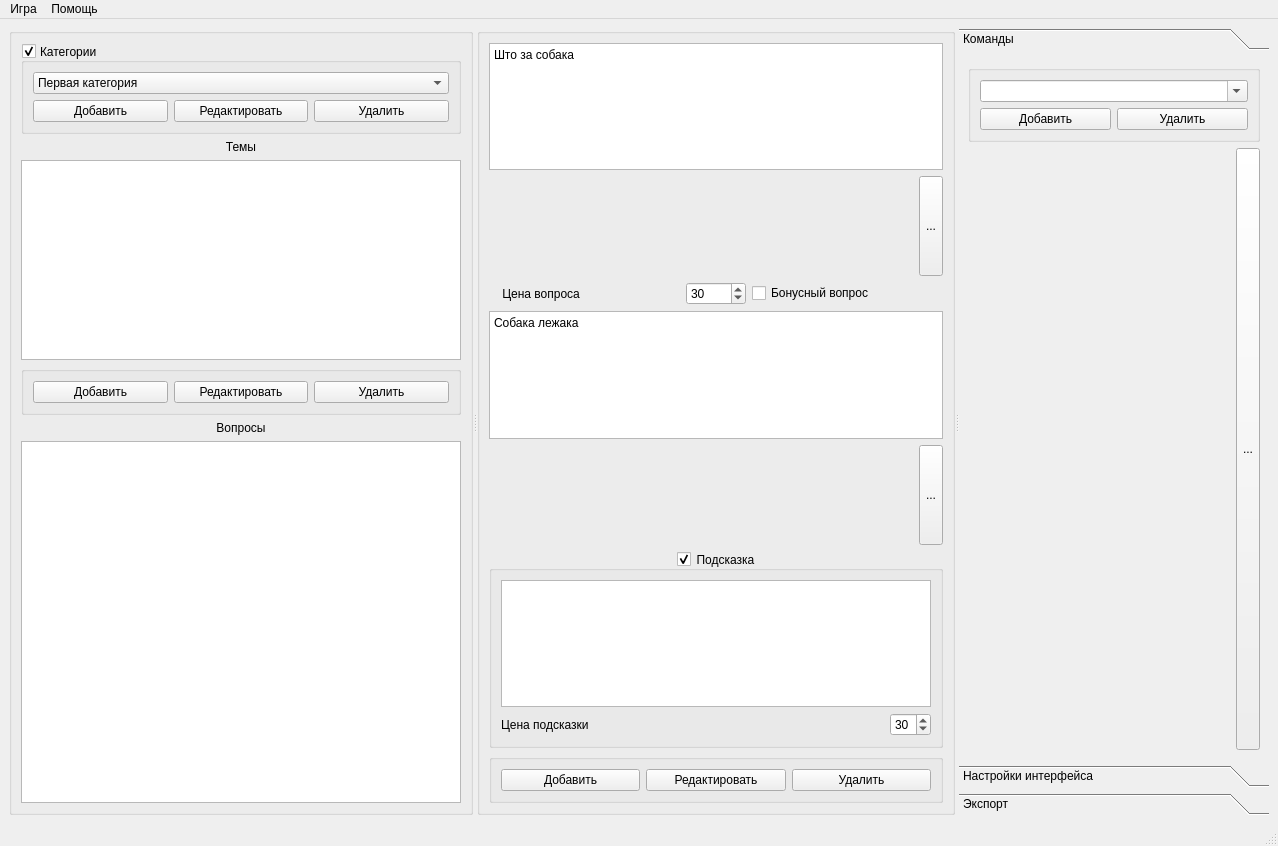
This is backend/mainwindow.ui in leoneii/py_Jeopardy as Qt 5 draws it before an edit. The edited form follows.
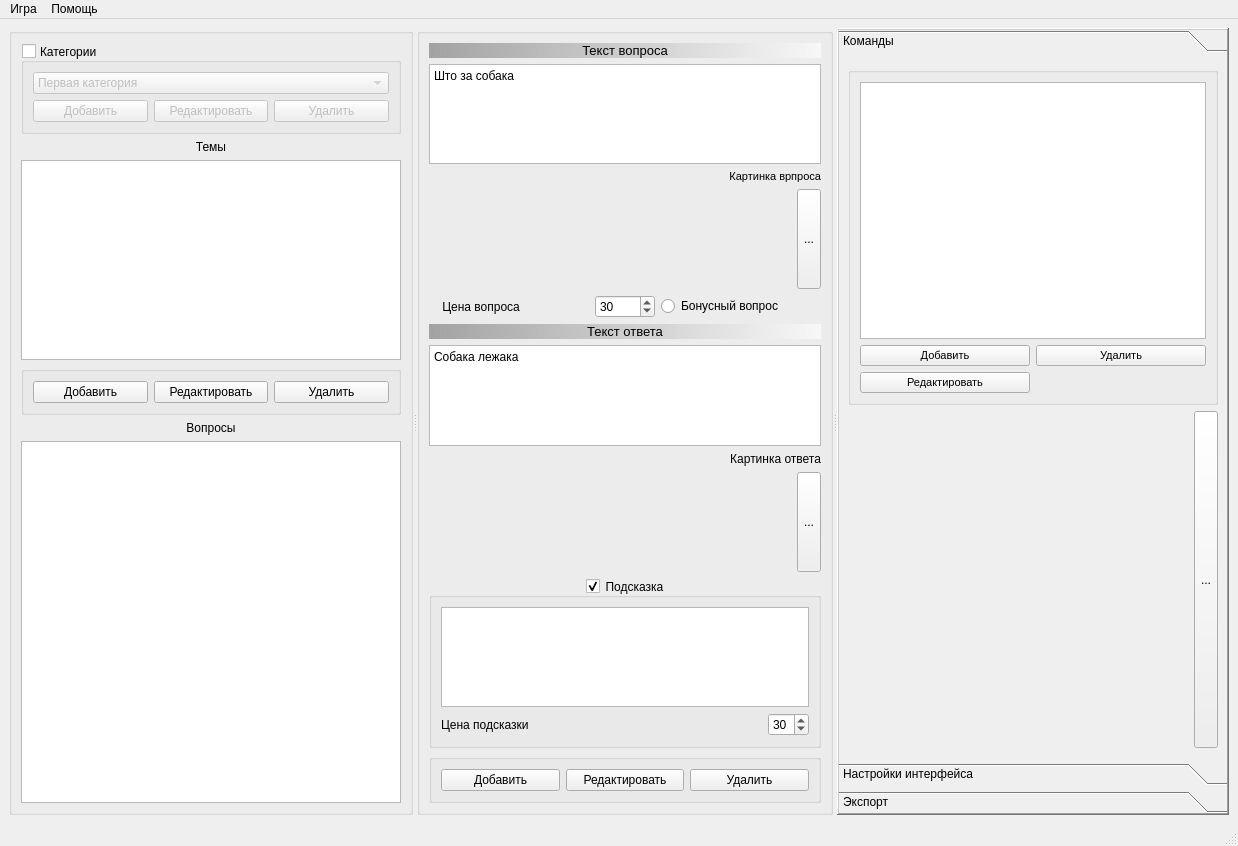
This is the edited form. Icons and pictures are not drawn.

Patch:
```diff
--- a/backend/mainwindow.ui
+++ b/backend/mainwindow.ui
@@ -6,7 +6,7 @@
    <rect>
     <x>0</x>
     <y>0</y>
-    <width>1278</width>
+    <width>1238</width>
     <height>846</height>
    </rect>
   </property>
@@ -21,7 +21,7 @@
   </property>
   <widget class="QWidget" name="centralwidget">
    <layout class="QGridLayout" name="gridLayout_2">
-    <item row="1" column="0">
+    <item row="0" column="0">
      <widget class="QSplitter" name="splitter_2">
       <property name="orientation">
        <enum>Qt::Horizontal</enum>
@@ -51,6 +51,9 @@
        <layout class="QVBoxLayout" name="verticalLayout">
         <item>
          <widget class="QGroupBox" name="groupBox_Cat">
+          <property name="enabled">
+           <bool>true</bool>
+          </property>
           <property name="sizePolicy">
            <sizepolicy hsizetype="Expanding" vsizetype="Preferred">
             <horstretch>0</horstretch>
@@ -69,6 +72,9 @@
           <property name="checkable">
            <bool>true</bool>
           </property>
+          <property name="checked">
+           <bool>false</bool>
+          </property>
           <layout class="QGridLayout" name="gridLayout">
            <item row="1" column="0">
             <widget class="QPushButton" name="pushButton_addCat">
@@ -220,6 +226,29 @@
        <layout class="QVBoxLayout" name="verticalLayout_4">
         <item>
          <layout class="QVBoxLayout" name="verticalLayout_2">
+          <item>
+           <widget class="QLabel" name="label_questText">
+            <property name="font">
+             <font>
+              <pointsize>10</pointsize>
+              <weight>50</weight>
+              <bold>false</bold>
+             </font>
+            </property>
+            <property name="styleSheet">
+             <string notr="true">background-color: qlineargradient(spread:pad, x1:0, y1:0, x2:1, y2:0, stop:0 rgba(0, 0, 0, 80), stop:1 rgba(255, 255, 255, 155));</string>
+            </property>
+            <property name="text">
+             <string>Текст вопроса</string>
+            </property>
+            <property name="textFormat">
+             <enum>Qt::RichText</enum>
+            </property>
+            <property name="alignment">
+             <set>Qt::AlignCenter</set>
+            </property>
+           </widget>
+          </item>
           <item>
            <widget class="QTextEdit" name="textEdit_questText">
             <property name="minimumSize">
@@ -228,6 +257,11 @@
               <height>80</height>
              </size>
             </property>
+            <property name="font">
+             <font>
+              <pointsize>9</pointsize>
+             </font>
+            </property>
             <property name="documentTitle">
              <string>Вопрос</string>
             </property>
@@ -235,9 +269,24 @@
              <string>&lt;!DOCTYPE HTML PUBLIC &quot;-//W3C//DTD HTML 4.0//EN&quot; &quot;http://www.w3.org/TR/REC-html40/strict.dtd&quot;&gt;
 &lt;html&gt;&lt;head&gt;&lt;meta name=&quot;qrichtext&quot; content=&quot;1&quot; /&gt;&lt;title&gt;Вопрос&lt;/title&gt;&lt;style type=&quot;text/css&quot;&gt;
 p, li { white-space: pre-wrap; }
-&lt;/style&gt;&lt;/head&gt;&lt;body style=&quot; font-family:'Noto Sans'; font-size:10pt; font-weight:400; font-style:normal;&quot;&gt;
-&lt;p style=&quot; margin-top:0px; margin-bottom:0px; margin-left:0px; margin-right:0px; -qt-block-indent:0; text-indent:0px;&quot;&gt;&lt;span style=&quot; font-family:'Sans Serif'; font-size:9pt;&quot;&gt;Што за собака&lt;/span&gt;&lt;/p&gt;
-&lt;p style=&quot;-qt-paragraph-type:empty; margin-top:0px; margin-bottom:0px; margin-left:0px; margin-right:0px; -qt-block-indent:0; text-indent:0px; font-family:'Sans Serif'; font-size:9pt;&quot;&gt;&lt;br /&gt;&lt;/p&gt;&lt;/body&gt;&lt;/html&gt;</string>
+&lt;/style&gt;&lt;/head&gt;&lt;body style=&quot; font-family:'MS Shell Dlg 2'; font-size:9pt; font-weight:400; font-style:normal;&quot;&gt;
+&lt;p style=&quot; margin-top:0px; margin-bottom:0px; margin-left:0px; margin-right:0px; -qt-block-indent:0; text-indent:0px;&quot;&gt;&lt;span style=&quot; font-family:'Sans Serif';&quot;&gt;Што за собака&lt;/span&gt;&lt;/p&gt;
+&lt;p style=&quot;-qt-paragraph-type:empty; margin-top:0px; margin-bottom:0px; margin-left:0px; margin-right:0px; -qt-block-indent:0; text-indent:0px; font-family:'Sans Serif';&quot;&gt;&lt;br /&gt;&lt;/p&gt;&lt;/body&gt;&lt;/html&gt;</string>
+            </property>
+           </widget>
+          </item>
+          <item>
+           <widget class="QLabel" name="label_quiestPict">
+            <property name="font">
+             <font>
+              <pointsize>8</pointsize>
+             </font>
+            </property>
+            <property name="text">
+             <string>Картинка врпроса</string>
+            </property>
+            <property name="alignment">
+             <set>Qt::AlignRight|Qt::AlignTrailing|Qt::AlignVCenter</set>
             </property>
            </widget>
           </item>
@@ -309,17 +358,35 @@
              </widget>
             </item>
             <item>
-             <widget class="QCheckBox" name="checkBox">
+             <widget class="QRadioButton" name="radioButton_isBonus">
               <property name="text">
                <string>Бонусный вопрос</string>
               </property>
-              <property name="autoExclusive">
+              <property name="checked">
                <bool>false</bool>
               </property>
              </widget>
             </item>
            </layout>
           </item>
+          <item>
+           <widget class="QLabel" name="label_answerText">
+            <property name="font">
+             <font>
+              <pointsize>10</pointsize>
+             </font>
+            </property>
+            <property name="styleSheet">
+             <string notr="true">background-color: qlineargradient(spread:pad, x1:0, y1:0, x2:1, y2:0, stop:0 rgba(0, 0, 0, 80), stop:1 rgba(255, 255, 255, 155));</string>
+            </property>
+            <property name="text">
+             <string>Текст ответа</string>
+            </property>
+            <property name="alignment">
+             <set>Qt::AlignCenter</set>
+            </property>
+           </widget>
+          </item>
           <item>
            <widget class="QTextEdit" name="textEdit_answerText">
             <property name="minimumSize">
@@ -328,12 +395,27 @@
               <height>80</height>
              </size>
             </property>
+            <property name="font">
+             <font>
+              <pointsize>9</pointsize>
+             </font>
+            </property>
             <property name="html">
              <string>&lt;!DOCTYPE HTML PUBLIC &quot;-//W3C//DTD HTML 4.0//EN&quot; &quot;http://www.w3.org/TR/REC-html40/strict.dtd&quot;&gt;
 &lt;html&gt;&lt;head&gt;&lt;meta name=&quot;qrichtext&quot; content=&quot;1&quot; /&gt;&lt;style type=&quot;text/css&quot;&gt;
 p, li { white-space: pre-wrap; }
-&lt;/style&gt;&lt;/head&gt;&lt;body style=&quot; font-family:'Noto Sans'; font-size:10pt; font-weight:400; font-style:normal;&quot;&gt;
-&lt;p style=&quot; margin-top:0px; margin-bottom:0px; margin-left:0px; margin-right:0px; -qt-block-indent:0; text-indent:0px;&quot;&gt;&lt;span style=&quot; font-family:'Sans Serif'; font-size:9pt;&quot;&gt;Собака лежака&lt;/span&gt;&lt;/p&gt;&lt;/body&gt;&lt;/html&gt;</string>
+&lt;/style&gt;&lt;/head&gt;&lt;body style=&quot; font-family:'MS Shell Dlg 2'; font-size:9pt; font-weight:400; font-style:normal;&quot;&gt;
+&lt;p style=&quot; margin-top:0px; margin-bottom:0px; margin-left:0px; margin-right:0px; -qt-block-indent:0; text-indent:0px;&quot;&gt;&lt;span style=&quot; font-family:'Sans Serif';&quot;&gt;Собака лежака&lt;/span&gt;&lt;/p&gt;&lt;/body&gt;&lt;/html&gt;</string>
+            </property>
+           </widget>
+          </item>
+          <item>
+           <widget class="QLabel" name="label_answPict">
+            <property name="text">
+             <string>Картинка ответа</string>
+            </property>
+            <property name="alignment">
+             <set>Qt::AlignRight|Qt::AlignTrailing|Qt::AlignVCenter</set>
             </property>
            </widget>
           </item>
@@ -392,7 +474,13 @@
             </property>
             <layout class="QGridLayout" name="gridLayout_7">
              <item row="0" column="0" colspan="3">
-              <widget class="QTextEdit" name="textEdit_tooltipText"/>
+              <widget class="QTextEdit" name="textEdit_tooltipText">
+               <property name="font">
+                <font>
+                 <pointsize>9</pointsize>
+                </font>
+               </property>
+              </widget>
              </item>
              <item row="2" column="2">
               <widget class="QSpinBox" name="spinBox_costTooltip">
@@ -477,8 +565,19 @@
          <height>16777215</height>
         </size>
        </property>
+       <property name="font">
+        <font>
+         <pointsize>9</pointsize>
+        </font>
+       </property>
        <property name="frameShape">
-        <enum>QFrame::NoFrame</enum>
+        <enum>QFrame::WinPanel</enum>
+       </property>
+       <property name="frameShadow">
+        <enum>QFrame::Raised</enum>
+       </property>
+       <property name="lineWidth">
+        <number>2</number>
        </property>
        <property name="currentIndex">
         <number>0</number>
@@ -488,22 +587,45 @@
          <rect>
           <x>0</x>
           <y>0</y>
-          <width>389</width>
-          <height>685</height>
+          <width>308</width>
+          <height>699</height>
          </rect>
         </property>
         <attribute name="label">
          <string>Команды</string>
         </attribute>
         <layout class="QGridLayout" name="gridLayout_4">
+         <item row="2" column="1">
+          <widget class="QToolButton" name="toolButton">
+           <property name="sizePolicy">
+            <sizepolicy hsizetype="Fixed" vsizetype="Expanding">
+             <horstretch>0</horstretch>
+             <verstretch>0</verstretch>
+            </sizepolicy>
+           </property>
+           <property name="text">
+            <string>...</string>
+           </property>
+          </widget>
+         </item>
+         <item row="2" column="0">
+          <widget class="QLabel" name="label">
+           <property name="sizePolicy">
+            <sizepolicy hsizetype="Preferred" vsizetype="Expanding">
+             <horstretch>0</horstretch>
+             <verstretch>0</verstretch>
+            </sizepolicy>
+           </property>
+           <property name="text">
+            <string/>
+           </property>
+           <property name="scaledContents">
+            <bool>true</bool>
+           </property>
+          </widget>
+         </item>
          <item row="0" column="0" colspan="2">
           <widget class="QGroupBox" name="groupBox_2">
-           <property name="maximumSize">
-            <size>
-             <width>16777215</width>
-             <height>150</height>
-            </size>
-           </property>
            <property name="title">
             <string/>
            </property>
@@ -517,7 +639,10 @@
             <bool>false</bool>
            </property>
            <layout class="QGridLayout" name="gridLayout_3">
-            <item row="1" column="0">
+            <item row="2" column="0" colspan="2">
+             <widget class="QListView" name="listView_teams"/>
+            </item>
+            <item row="3" column="0">
              <widget class="QPushButton" name="pushButton_addTeam">
               <property name="sizePolicy">
                <sizepolicy hsizetype="MinimumExpanding" vsizetype="Fixed">
@@ -531,12 +656,17 @@
                 <height>0</height>
                </size>
               </property>
+              <property name="font">
+               <font>
+                <pointsize>8</pointsize>
+               </font>
+              </property>
               <property name="text">
                <string>Добавить</string>
               </property>
              </widget>
             </item>
-            <item row="1" column="1">
+            <item row="3" column="1">
              <widget class="QPushButton" name="pushButton_delTeam">
               <property name="sizePolicy">
                <sizepolicy hsizetype="MinimumExpanding" vsizetype="Fixed">
@@ -544,50 +674,31 @@
                 <verstretch>0</verstretch>
                </sizepolicy>
               </property>
+              <property name="font">
+               <font>
+                <pointsize>8</pointsize>
+               </font>
+              </property>
               <property name="text">
                <string>Удалить</string>
               </property>
              </widget>
             </item>
-            <item row="0" column="0" colspan="2">
-             <widget class="QComboBox" name="comboBox_teams">
-              <property name="editable">
-               <bool>true</bool>
+            <item row="4" column="0">
+             <widget class="QPushButton" name="pushButton_editTeam">
+              <property name="font">
+               <font>
+                <pointsize>8</pointsize>
+               </font>
+              </property>
+              <property name="text">
+               <string>Редактировать</string>
               </property>
              </widget>
             </item>
            </layout>
           </widget>
          </item>
-         <item row="1" column="0">
-          <widget class="QLabel" name="label">
-           <property name="sizePolicy">
-            <sizepolicy hsizetype="Preferred" vsizetype="Expanding">
-             <horstretch>0</horstretch>
-             <verstretch>0</verstretch>
-            </sizepolicy>
-           </property>
-           <property name="text">
-            <string/>
-           </property>
-           <property name="scaledContents">
-            <bool>true</bool>
-           </property>
-          </widget>
-         </item>
-         <item row="1" column="1">
-          <widget class="QToolButton" name="toolButton">
-           <property name="sizePolicy">
-            <sizepolicy hsizetype="Fixed" vsizetype="Expanding">
-             <horstretch>0</horstretch>
-             <verstretch>0</verstretch>
-            </sizepolicy>
-           </property>
-           <property name="text">
-            <string>...</string>
-           </property>
-          </widget>
-         </item>
         </layout>
        </widget>
        <widget class="QWidget" name="page_3">
@@ -774,8 +885,8 @@
     <rect>
      <x>0</x>
      <y>0</y>
-     <width>1278</width>
-     <height>30</height>
+     <width>1238</width>
+     <height>21</height>
     </rect>
    </property>
    <widget class="QMenu" name="menu">
```
Left out of the diff: 8 changed lines with no effect on the pictures.
